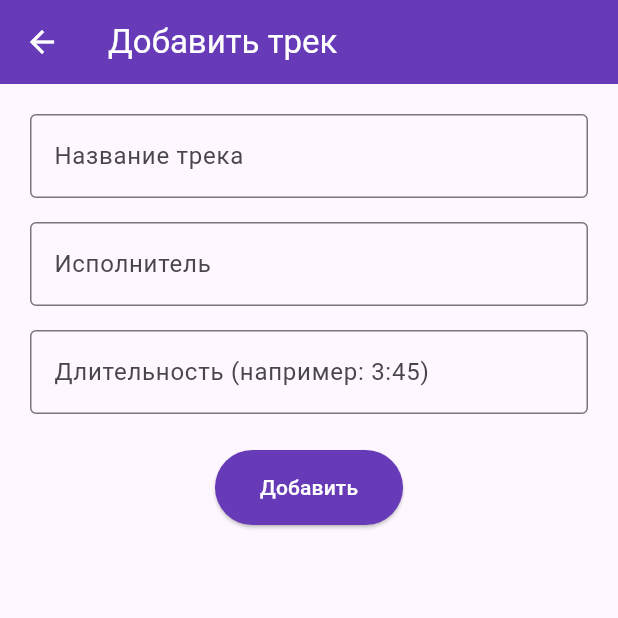
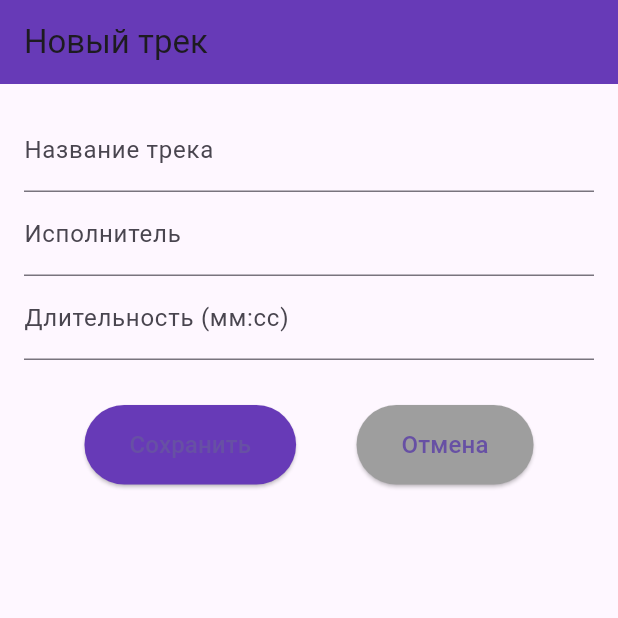
Before and after one commit to mifoxti/lyakhov_prac_1, a Flutter app: the PlayerFormScreen screen opened directly with empty values, on a phone screen of 412 x 824 dp, the top half of it. Run offline on Flutter 3.47's test engine with Material 3 defaults, Android fonts, the phone set to English and light mode, and no system bars.

Commit message:
quick fix для следующих практик

```diff
--- a/lib/features/home/screens/home_screen.dart
+++ b/lib/features/home/screens/home_screen.dart
@@ -1,6 +1,7 @@
 import 'package:flutter/material.dart';
 import '../../library/screens/library_screen.dart';
 import '../../player/screens/player_screen.dart';
+import '../../player/state/player_container.dart';
 import '../../search/screens/search_screen.dart';
 import '../../profile/screens/profile_screen.dart';
 
@@ -38,7 +39,7 @@ class HomeScreen extends StatelessWidget {
             _buildNavigationButton(
               context,
               '▶️ Плеер',
-              const PlayerScreen(),
+              PlayerContainer.withScreen(),
             ),
             const SizedBox(height: 20),
             _buildNavigationButton(
--- a/lib/features/player/screens/player_form_screen.dart
+++ b/lib/features/player/screens/player_form_screen.dart
@@ -3,9 +3,15 @@ import '../models/player_model.dart';
 
 class PlayerFormScreen extends StatefulWidget {
   final Track? existingTrack;
-  final Function(Track) onSave;
+  final void Function(Track) onSave;
+  final VoidCallback onCancel; // добавляем этот колбэк
 
-  const PlayerFormScreen({super.key, this.existingTrack, required this.onSave});
+  const PlayerFormScreen({
+    super.key,
+    this.existingTrack,
+    required this.onSave,
+    required this.onCancel,
+  });
 
   @override
   State<PlayerFormScreen> createState() => _PlayerFormScreenState();
@@ -13,90 +19,88 @@ class PlayerFormScreen extends StatefulWidget {
 
 class _PlayerFormScreenState extends State<PlayerFormScreen> {
   final _formKey = GlobalKey<FormState>();
-  late final TextEditingController _titleController;
-  late final TextEditingController _artistController;
-  late final TextEditingController _durationController;
+  late String _title;
+  late String _artist;
+  late String _duration;
 
   @override
   void initState() {
     super.initState();
-    _titleController = TextEditingController(text: widget.existingTrack?.title ?? '');
-    _artistController = TextEditingController(text: widget.existingTrack?.artist ?? '');
-    _durationController = TextEditingController(text: widget.existingTrack?.duration ?? '');
+    _title = widget.existingTrack?.title ?? '';
+    _artist = widget.existingTrack?.artist ?? '';
+    _duration = widget.existingTrack?.duration ?? '';
   }
 
-  @override
-  void dispose() {
-    _titleController.dispose();
-    _artistController.dispose();
-    _durationController.dispose();
-    super.dispose();
-  }
-
-  void _saveTrack() {
-    if (_formKey.currentState!.validate()) {
+  void _save() {
+    if (_formKey.currentState?.validate() ?? false) {
+      _formKey.currentState?.save();
       final track = Track(
-        id: widget.existingTrack?.id ?? DateTime.now().millisecondsSinceEpoch,
-        title: _titleController.text.trim(),
-        artist: _artistController.text.trim(),
-        duration: _durationController.text.trim(),
+        id: widget.existingTrack?.id ?? DateTime.now().microsecondsSinceEpoch,
+        title: _title,
+        artist: _artist,
+        duration: _duration,
       );
       widget.onSave(track);
-      Navigator.pop(context);
     }
   }
 
   @override
   Widget build(BuildContext context) {
-    final isEdit = widget.existingTrack != null;
-
     return Scaffold(
       appBar: AppBar(
-        title: Text(isEdit ? 'Редактировать трек' : 'Добавить трек'),
+        title: Text(widget.existingTrack != null ? 'Редактировать трек' : 'Новый трек'),
         backgroundColor: Colors.deepPurple,
-        foregroundColor: Colors.white,
       ),
       body: Padding(
-        padding: const EdgeInsets.all(20),
+        padding: const EdgeInsets.all(16.0),
         child: Form(
           key: _formKey,
           child: Column(
             children: [
               TextFormField(
-                controller: _titleController,
-                decoration: const InputDecoration(
-                  labelText: 'Название трека',
-                  border: OutlineInputBorder(),
-                ),
-                validator: (value) => value!.isEmpty ? 'Введите название трека' : null,
+                initialValue: _title,
+                decoration: const InputDecoration(labelText: 'Название трека'),
+                validator: (value) =>
+                value == null || value.isEmpty ? 'Введите название' : null,
+                onSaved: (value) => _title = value!,
               ),
-              const SizedBox(height: 16),
               TextFormField(
-                controller: _artistController,
-                decoration: const InputDecoration(
-                  labelText: 'Исполнитель',
-                  border: OutlineInputBorder(),
-                ),
-                validator: (value) => value!.isEmpty ? 'Введите исполнителя' : null,
+                initialValue: _artist,
+                decoration: const InputDecoration(labelText: 'Исполнитель'),
+                validator: (value) =>
+                value == null || value.isEmpty ? 'Введите исполнителя' : null,
+                onSaved: (value) => _artist = value!,
               ),
-              const SizedBox(height: 16),
               TextFormField(
-                controller: _durationController,
-                decoration: const InputDecoration(
-                  labelText: 'Длительность (например: 3:45)',
-                  border: OutlineInputBorder(),
-                ),
-                validator: (value) => value!.isEmpty ? 'Введите длительность' : null,
+                initialValue: _duration,
+                decoration: const InputDecoration(labelText: 'Длительность (мм:сс)'),
+                validator: (value) =>
+                value == null || value.isEmpty ? 'Введите длительность' : null,
+                onSaved: (value) => _duration = value!,
               ),
-              const SizedBox(height: 24),
-              ElevatedButton(
-                onPressed: _saveTrack,
-                style: ElevatedButton.styleFrom(
-                  backgroundColor: Colors.deepPurple,
-                  padding: const EdgeInsets.symmetric(vertical: 15, horizontal: 30),
-                ),
-                child: Text(isEdit ? 'Сохранить' : 'Добавить',
-                    style: const TextStyle(color: Colors.white)),
+              const SizedBox(height: 30),
+              Row(
+                mainAxisAlignment: MainAxisAlignment.spaceEvenly,
+                children: [
+                  ElevatedButton(
+                    onPressed: _save,
+                    style: ElevatedButton.styleFrom(
+                      backgroundColor: Colors.deepPurple,
+                      padding: const EdgeInsets.symmetric(
+                          vertical: 15, horizontal: 30),
+                    ),
+                    child: const Text('Сохранить', style: TextStyle(fontSize: 16)),
+                  ),
+                  ElevatedButton(
+                    onPressed: widget.onCancel,
+                    style: ElevatedButton.styleFrom(
+                      backgroundColor: Colors.grey,
+                      padding: const EdgeInsets.symmetric(
+                          vertical: 15, horizontal: 30),
+                    ),
+                    child: const Text('Отмена', style: TextStyle(fontSize: 16)),
+                  ),
+                ],
               ),
             ],
           ),
```
Also changed, not shown: lib/features/player/screens/player_screen.dart (+18 -28 lines), lib/main.dart (+6 -14 lines).
